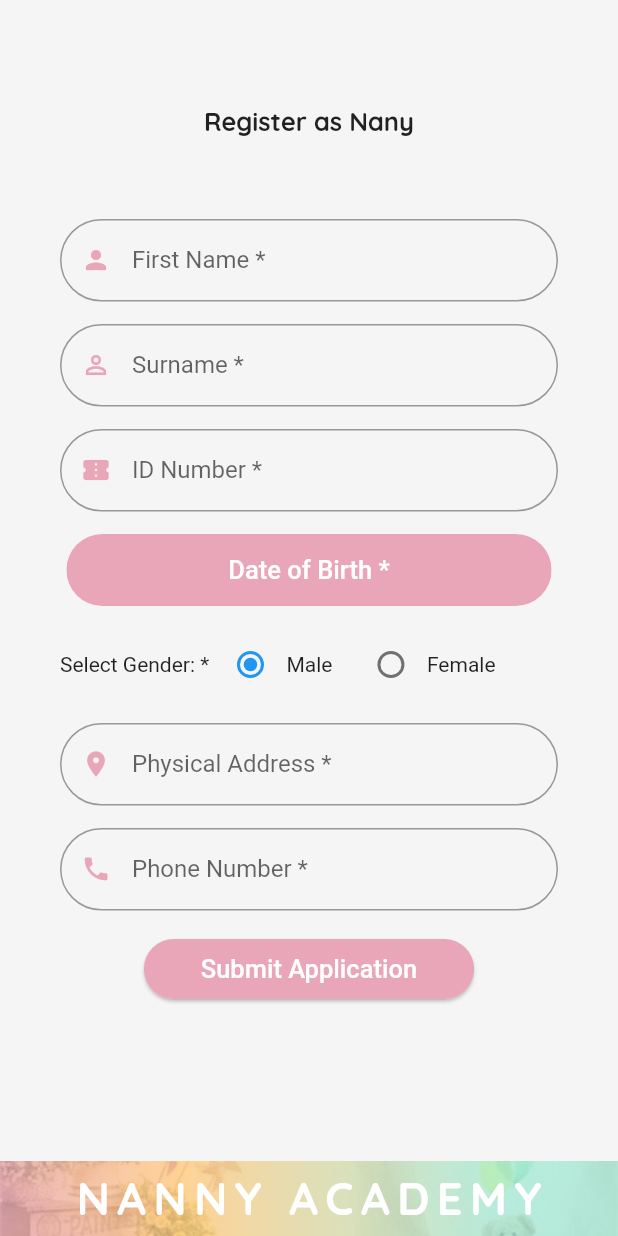
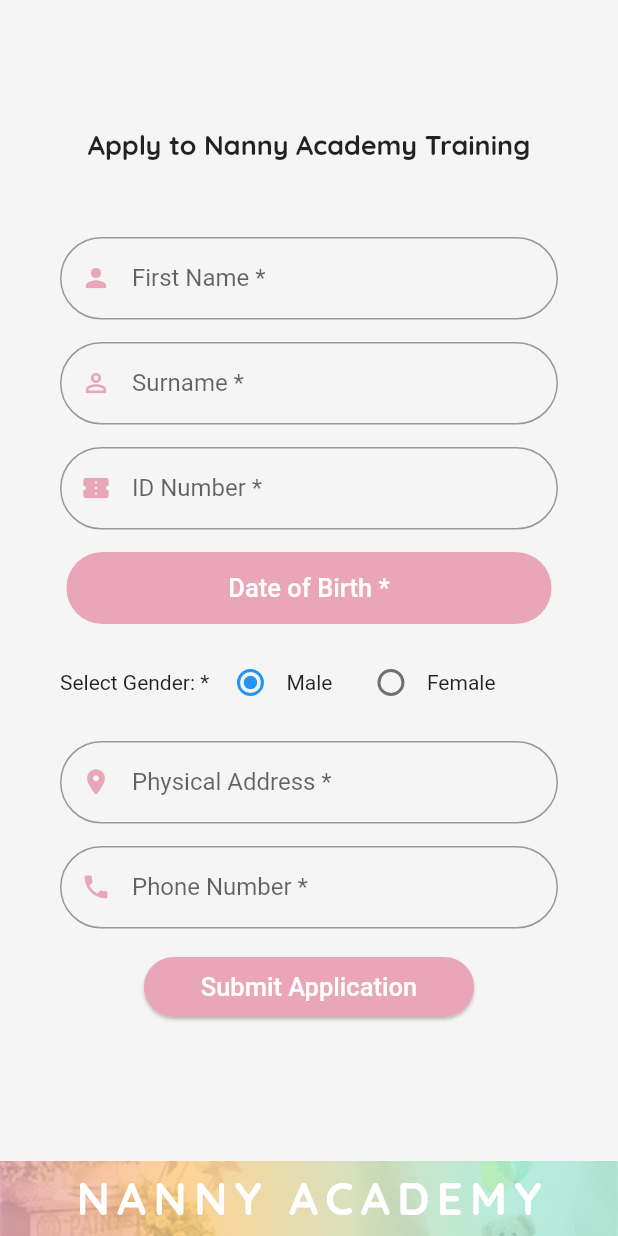
Before and after one commit to keptac/nannyacademy, a Flutter app: the RegistrationOptions screen opened directly, after a tap on "Employee", on a phone screen of 412 x 824 dp. Run offline on Flutter 3.47's test engine with Material 2 defaults, Android fonts, the phone set to English and light mode, and no system bars; our stand-ins replace expansion_tile_card, flutter_spinkit, image_picker, localstorage, shared_preferences; missing offline and left inert: flutter_rounded_date_picker; accounts and stored records are empty; network calls fail.

Commit message:
registration fix

```diff
--- a/lib/employees/nanyRegistration.dart
+++ b/lib/employees/employeeRegistration.dart
@@ -1,18 +1,18 @@
 import 'package:flutter/material.dart';
 import 'package:intl/intl.dart';
-import 'package:nannyacademy/PasswordCreation.dart';
+import 'package:nannyacademy/passwordCreation.dart';
 import 'package:nannyacademy/widgets/genericTextField.dart';
 import 'package:shared_preferences/shared_preferences.dart';
 import 'dart:async';
 import 'package:flutter_rounded_date_picker/rounded_picker.dart';
 import 'package:nannyacademy/widgets/bottomSheet.dart';
 
-class NanyRegistration extends StatefulWidget {
+class EmployeeRegistration extends StatefulWidget {
   @override
-  State<StatefulWidget> createState() => _NanyRegistrationState();
+  State<StatefulWidget> createState() => _EmployeeRegistrationState();
 }
 
-class _NanyRegistrationState extends State<NanyRegistration> {
+class _EmployeeRegistrationState extends State<EmployeeRegistration> {
   Future<SharedPreferences> _prefs = SharedPreferences.getInstance();
   final _nameController = TextEditingController();
   final _surnameController = TextEditingController();
@@ -59,14 +59,16 @@
       );
       pref.setString(
         'userType',
-        'nany',
+        'employee',
       );
     });
 
     Navigator.push(
       context,
       MaterialPageRoute(
-        builder: (context) => PasswordCreation(),
+        builder: (context) => PasswordCreation(
+          userTypeValue: 'employee',
+        ),
       ),
     );
   }
@@ -174,17 +176,17 @@
         child: ListView(
           padding: EdgeInsets.only(top: 60),
           children: <Widget>[
-            SizedBox(height: 10),
+            SizedBox(height: 25),
             Center(
               child: Text(
-                'Register as Nany',
+                'Apply to Nanny Academy Training',
                 style: TextStyle(
-                    fontSize: 17,
+                    fontSize: 18,
                     fontWeight: FontWeight.bold,
                     fontFamily: 'Quicksand'),
               ),
             ),
-            SizedBox(height: 20),
+            SizedBox(height: 15),
             SizedBox(
               width: 10,
               height: 35,
--- a/lib/employees/serviceRequests.dart
+++ b/lib/employees/serviceRequests.dart
@@ -12,12 +12,12 @@
       "requestNum": "REQ67889997",
       "requestType": "Nanny",
       "serviceRequested": "Take care of 2 babies during the day.",
-      "nanyId": "58-293952-Q-86",
+      "nannyId": "58-293952-Q-86",
       "requestorId": "789008H78",
       "requestorName": "Kelvin Chelenje",
       "phoneNumber": '+263785302628',
-      "requestDate": "2021-09-27T22:00:00.000Z",
-      "meetingDate": "2021-09-27T22:00:00.000Z",
+      "requestDate": "2021-09-27",
+      "meetingDate": "2021-09-27",
       "location": "123 Main way",
       "requestStatus": "PENDING",
       "photoUrl":
--- a/lib/employers/employerRegistration.dart
+++ b/lib/employers/employerRegistration.dart
@@ -1,5 +1,5 @@
 import 'package:flutter/material.dart';
-import 'package:nannyacademy/PasswordCreation.dart';
+import 'package:nannyacademy/passwordCreation.dart';
 import 'package:nannyacademy/widgets/genericTextField.dart';
 import 'package:shared_preferences/shared_preferences.dart';
 import 'dart:async';
@@ -55,14 +55,14 @@
       );
       pref.setString(
         'userType',
-        'nany',
+        'employer',
       );
     });
 
     Navigator.push(
       context,
       MaterialPageRoute(
-        builder: (context) => PasswordCreation(),
+        builder: (context) => PasswordCreation(userTypeValue: 'employer'),
       ),
     );
   }
--- a/lib/employers/myRequests.dart
+++ b/lib/employers/myRequests.dart
@@ -13,13 +13,12 @@
 
 class _MyRequestsState extends State<MyRequests> {
   List serviceRequests = [
-
     {
       "firstName": "Charlotte",
       "surname": "Chelenje",
       "gender": "FEMALE",
       "age": "23",
-      "services": "Nany",
+      "services": "Nanny",
       "location": "Lagos",
       "phoneNumber": "263785302628",
       "photoUrl":
--- a/lib/registrationOption.dart
+++ b/lib/registrationOption.dart
@@ -1,6 +1,6 @@
 import 'package:flutter/material.dart';
 import 'package:nannyacademy/employers/employerRegistration.dart';
-import 'package:nannyacademy/employees/nanyRegistration.dart';
+import 'package:nannyacademy/employees/employeeRegistration.dart';
 import 'package:nannyacademy/widgets/bottomSheet.dart';
 
 class RegistrationOptions extends StatelessWidget {
@@ -68,7 +68,7 @@
             Center(
               child: Row(
                 children: [
-                  _optionButton(context, 'Employee', NanyRegistration(),
+                  _optionButton(context, 'Employee', EmployeeRegistration(),
                       Color.fromRGBO(233, 166, 184, 1)),
                   // SizedBox(width: 10),
                   _optionButton(context, 'Employer', EmployerRegistration(),
--- a/lib/termsAndConditions.dart
+++ b/lib/termsAndConditions.dart
@@ -1,7 +1,5 @@
 import 'package:flutter/material.dart';
 import 'package:flutter_spinkit/flutter_spinkit.dart';
-
-import 'dart:math';
 
 import 'package:nannyacademy/employers/searcResults.dart';
 
```
Also changed, not shown: lib/PasswordCreation.dart (+56 -14 lines), 7 other files.
